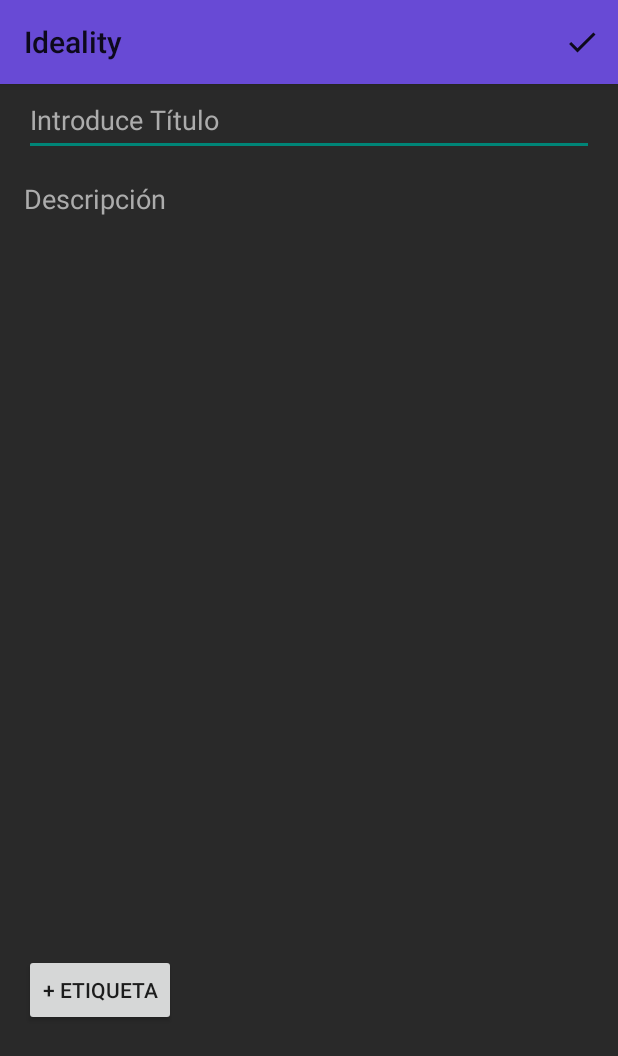
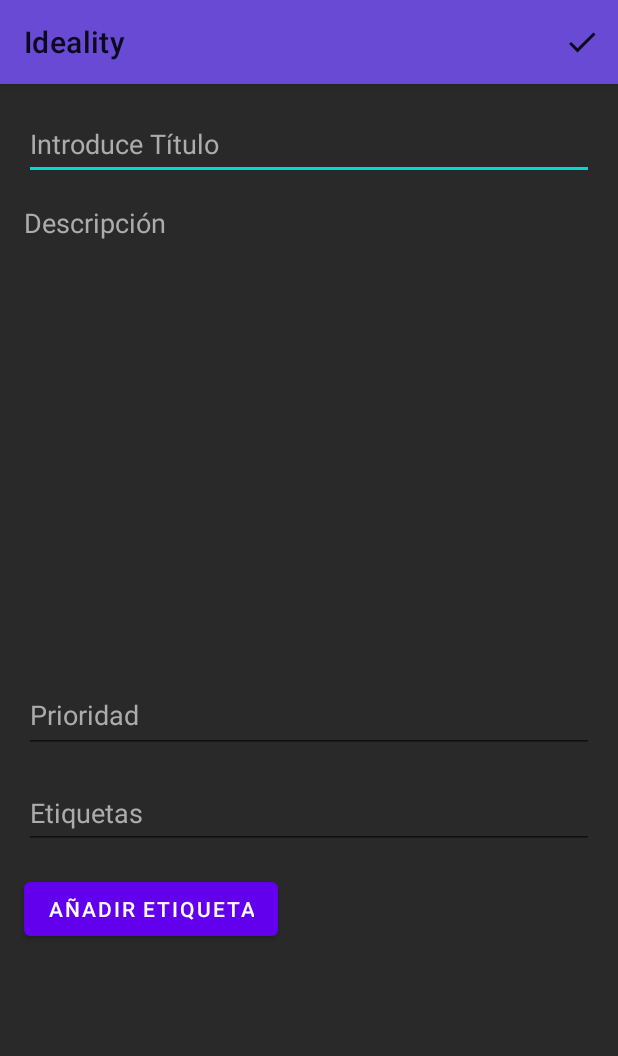
Before and after one commit to santo2927/Ideacity, an Android app: the CrearIdea screen opened directly, with no data from a screen before it, on a phone screen of 412 x 824 dp. Shown: the top 1056 px of the screen. Run offline under Robolectric (Android 15) with nearby library versions, the phone set to English and light mode, and no system bars.

Commit message:
aded zings

```diff
--- a/Project/Ideality/app/build.gradle
+++ b/Project/Ideality/app/build.gradle
@@ -33,6 +33,7 @@ dependencies {
     implementation 'com.google.android.material:material:1.4.0'
     implementation 'androidx.constraintlayout:constraintlayout:2.1.1'
     implementation 'androidx.mediarouter:mediarouter:1.2.5'
+    implementation 'com.google.android.material:material:1.0.0-beta01'
     testImplementation 'junit:junit:4.+'
     androidTestImplementation 'androidx.test.ext:junit:1.1.3'
     androidTestImplementation 'androidx.test.espresso:espresso-core:3.4.0'
--- a/Project/Ideality/app/src/main/AndroidManifest.xml
+++ b/Project/Ideality/app/src/main/AndroidManifest.xml
@@ -8,7 +8,7 @@
         android:label="@string/app_name"
         android:roundIcon="@mipmap/ic_launcher_round"
         android:supportsRtl="true"
-        android:theme="@style/Theme.AppCompat.Light.NoActionBar">
+        android:theme="@style/Theme.MaterialComponents.Light.NoActionBar">
         <activity
             android:name=".CrearIdea"
             android:exported="true" />
--- a/Project/Ideality/app/src/main/java/com/example/prueba2/CrearIdea.java
+++ b/Project/Ideality/app/src/main/java/com/example/prueba2/CrearIdea.java
@@ -5,22 +5,76 @@ import androidx.appcompat.widget.Toolbar;
 
 import android.content.Intent;
 import android.os.Bundle;
+import android.view.LayoutInflater;
 import android.view.Menu;
 import android.view.MenuItem;
+import android.view.View;
+import android.widget.ArrayAdapter;
+import android.widget.Button;
+import android.widget.CompoundButton;
+import android.widget.EditText;
+import android.widget.TextView;
+import android.widget.Toast;
+
+import com.google.android.material.button.MaterialButton;
+import com.google.android.material.chip.Chip;
+import com.google.android.material.chip.ChipDrawable;
+import com.google.android.material.chip.ChipGroup;
+import com.google.android.material.textfield.TextInputEditText;
+
+import java.util.ArrayList;
 
 public class CrearIdea extends AppCompatActivity {
+        private Sistema s = null;
+        private TextView eTitulo, eDescripcion, ePrioridad;
+        private ChipGroup chipGroup;
+        private Button aEtiqueta;
+        private EditText textInputEditText;
+        private ArrayList<String> listaEtiquetas = new ArrayList<>();
+
+
 
     @Override
     protected void onCreate(Bundle savedInstanceState) {
 
         super.onCreate(savedInstanceState);
         setContentView(R.layout.activity_crear_idea);
+        s = Sistema.getSistema();
+        eTitulo = findViewById(R.id.eTitulo);
+        eDescripcion = findViewById(R.id.eDescripcion);
+        ePrioridad = findViewById(R.id.ePrioridad);
+
+        //View
+        aEtiqueta = (Button) findViewById(R.id.aEtiqueta);
+        chipGroup = (ChipGroup) findViewById(R.id.chip);
+        textInputEditText = (TextInputEditText) findViewById(R.id.textInputEditText);
 
         //Barra de herramientas
         Toolbar myToolbar2 = (Toolbar) findViewById(R.id.my_toolbar2);
         setSupportActionBar(myToolbar2);
         //fin barra
+    }
 
+    public void btnClick(View v) {
+        Chip chip = new Chip(this);
+        ChipDrawable drawable = ChipDrawable.createFromAttributes(this, null, 0, R.style.Widget_MaterialComponents_Chip_Entry);
+        chip.setChipDrawable(drawable);
+        chip.setCheckable(false);
+        chip.setClickable(false);
+        chip.setCheckedIconResource(R.drawable.ic_baseline_add_24);
+        chip.setIconStartPadding(3f);
+        chip.setPadding(60, 10, 60, 10);
+        chip.setText(textInputEditText.getText().toString());
+        chip.setOnCloseIconClickListener(new View.OnClickListener() {
+            @Override
+            public void onClick(View v) {
+                chipGroup.removeView(chip);
+            }
+        });
+        chipGroup.addView(chip);
+        textInputEditText.setText(" ");
+        //añadir lo escrito a la idea
+        listaEtiquetas.add(textInputEditText.getText().toString());
 
     }
     //MENU
@@ -34,7 +88,7 @@ public class CrearIdea extends AppCompatActivity {
     public boolean onOptionsItemSelected (MenuItem opcion_menu_idea){
         int id = opcion_menu_idea.getItemId();
         if (id==R.id.guardarIdea){
-
+            s.createIdea((String) eTitulo.getText(), (String) eDescripcion.getText(), Integer.parseInt((String) ePrioridad.getText()), listaEtiquetas);
             return true;
         }
         return super.onOptionsItemSelected(opcion_menu_idea);
--- a/Project/Ideality/app/src/main/java/com/example/prueba2/Sistema.java
+++ b/Project/Ideality/app/src/main/java/com/example/prueba2/Sistema.java
@@ -226,7 +226,7 @@ public class Sistema implements Serializable {
         return this.loggedUser!=null;
     }
 
-    public void createIdea(String nombre, String descripcion, int prioridad, String... etiquetas){
+    public void createIdea(String nombre, String descripcion, int prioridad, ArrayList<String> etiquetas){
         assert isLoged();
         ArrayList<Integer> aux =new ArrayList<>();
         for (String i:etiquetas){
--- a/Project/Ideality/app/src/main/res/layout/activity_crear_idea.xml
+++ b/Project/Ideality/app/src/main/res/layout/activity_crear_idea.xml
@@ -2,9 +2,11 @@
 <androidx.constraintlayout.widget.ConstraintLayout xmlns:android="http://schemas.android.com/apk/res/android"
     xmlns:app="http://schemas.android.com/apk/res-auto"
     xmlns:tools="http://schemas.android.com/tools"
+    android:id="@+id/eEtiquetas"
     android:layout_width="match_parent"
     android:layout_height="match_parent"
     android:background="#292929"
+    android:onClick="btnClick"
     tools:context=".CrearIdea">
 
     <androidx.appcompat.widget.Toolbar
@@ -17,10 +19,11 @@
         tools:ignore="MissingConstraints" />
 
     <EditText
-        android:id="@+id/editTextTextPersonName"
+        android:id="@+id/eTitulo"
         android:layout_width="0dp"
         android:layout_height="wrap_content"
         android:layout_marginStart="16dp"
+        android:layout_marginTop="16dp"
         android:layout_marginEnd="16dp"
         android:ems="10"
         android:hint="Introduce Título"
@@ -34,9 +37,9 @@
         tools:ignore="UnknownId" />
 
     <EditText
-        android:id="@+id/editTextTextMultiLine"
+        android:id="@+id/eDescripcion"
         android:layout_width="0dp"
-        android:layout_height="500dp"
+        android:layout_height="300dp"
         android:layout_marginStart="16dp"
         android:layout_marginTop="16dp"
         android:layout_marginEnd="16dp"
@@ -50,17 +53,59 @@
         android:textColorHint="#ACACAC"
         app:layout_constraintEnd_toEndOf="parent"
         app:layout_constraintStart_toStartOf="parent"
-        app:layout_constraintTop_toBottomOf="@+id/editTextTextPersonName" />
+        app:layout_constraintTop_toBottomOf="@+id/eTitulo" />
 
-    <Button
-        android:id="@+id/botonEtiqueta"
-        android:layout_width="wrap_content"
+    <EditText
+        android:id="@+id/ePrioridad"
+        android:layout_width="0dp"
+        android:layout_height="50dp"
+        android:layout_marginStart="16dp"
+        android:layout_marginTop="16dp"
+        android:layout_marginEnd="16dp"
+        android:textColorHint="#ACACAC"
+        android:ems="10"
+        android:hint="Prioridad"
+        android:inputType="number"
+        app:layout_constraintEnd_toEndOf="parent"
+        app:layout_constraintStart_toStartOf="parent"
+        app:layout_constraintTop_toBottomOf="@+id/eDescripcion" />
+
+    <com.google.android.material.textfield.TextInputEditText
+        android:id="@+id/textInputEditText"
+        android:layout_width="0dp"
         android:layout_height="wrap_content"
         android:layout_marginStart="16dp"
         android:layout_marginTop="16dp"
-        android:text="+ Etiqueta"
+        android:layout_marginEnd="16dp"
+        android:textColorHint="#ACACAC"
+        android:hint="Etiquetas"
+        android:minHeight="48dp"
+        app:layout_constraintEnd_toEndOf="parent"
         app:layout_constraintStart_toStartOf="parent"
-        app:layout_constraintTop_toBottomOf="@+id/editTextTextMultiLine" />
+        app:layout_constraintTop_toBottomOf="@+id/ePrioridad" />
+
+    <Button
+        android:id="@+id/aEtiqueta"
+        android:layout_width="wrap_content"
+        android:layout_height="0dp"
+        android:layout_marginStart="16dp"
+        android:layout_marginTop="16dp"
+        android:onClick="btnClick"
+        android:text="Añadir Etiqueta"
+        app:layout_constraintStart_toStartOf="parent"
+        app:layout_constraintTop_toBottomOf="@+id/textInputEditText" />
+
+    <com.google.android.material.chip.ChipGroup
+        android:id="@+id/chip"
+        android:layout_width="379dp"
+        android:layout_height="90dp"
+        android:layout_marginStart="32dp"
+        android:layout_marginEnd="16dp"
+        app:layout_constraintEnd_toEndOf="parent"
+        app:layout_constraintStart_toStartOf="parent"
+        app:layout_constraintTop_toBottomOf="@+id/aEtiqueta">
+
+    </com.google.android.material.chip.ChipGroup>
 
 
 </androidx.constraintlayout.widget.ConstraintLayout>
--- a/Project/Ideality/build.gradle
+++ b/Project/Ideality/build.gradle
@@ -3,6 +3,9 @@ buildscript {
     repositories {
         google()
         mavenCentral()
+        maven{
+            url "https://maven.google.com"
+        }
     }
     dependencies {
         classpath "com.android.tools.build:gradle:7.0.2"
```
Also changed, not shown: Project/Ideality/app/src/main/java/com/example/prueba2/Adaptador.java (+15 -15 lines), Project/Ideality/app/src/main/java/com/example/prueba2/GestorIdeas.java (+16 -9 lines), Project/Ideality/app/src/main/res/layout/lista_items.xml (+42 -3 lines), Project/Ideality/app/src/main/res/menu/menu.xml (+4 -6 lines).
